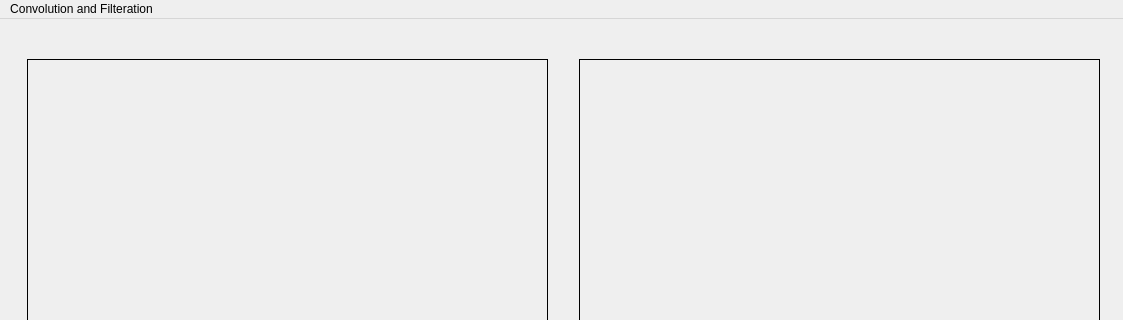
shiroiadha/GaussianKernel, file GUI.ui: the form before one commit; both pictures show x 0 to 1123 and y 0 to 320 of the 1123 by 816 pixel window.
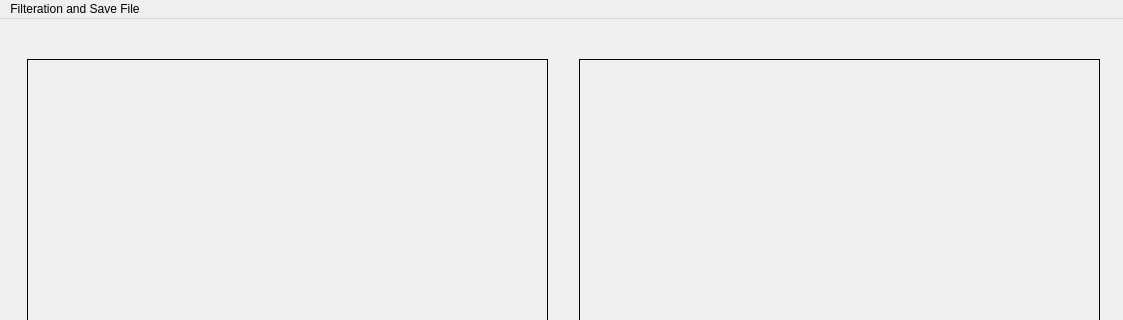
The form after the commit.

The edit to the form file:
```diff
--- a/GUI.ui
+++ b/GUI.ui
@@ -84,7 +84,7 @@
    </property>
    <widget class="QMenu" name="menuConvolution_Filteration">
     <property name="title">
-     <string>Convolution and Filteration</string>
+     <string>Filteration and Save File</string>
     </property>
     <addaction name="actionConvImg"/>
     <addaction name="actionGaussianF"/>
```
Left out of the diff: 43 changed lines with no effect on the pictures.
